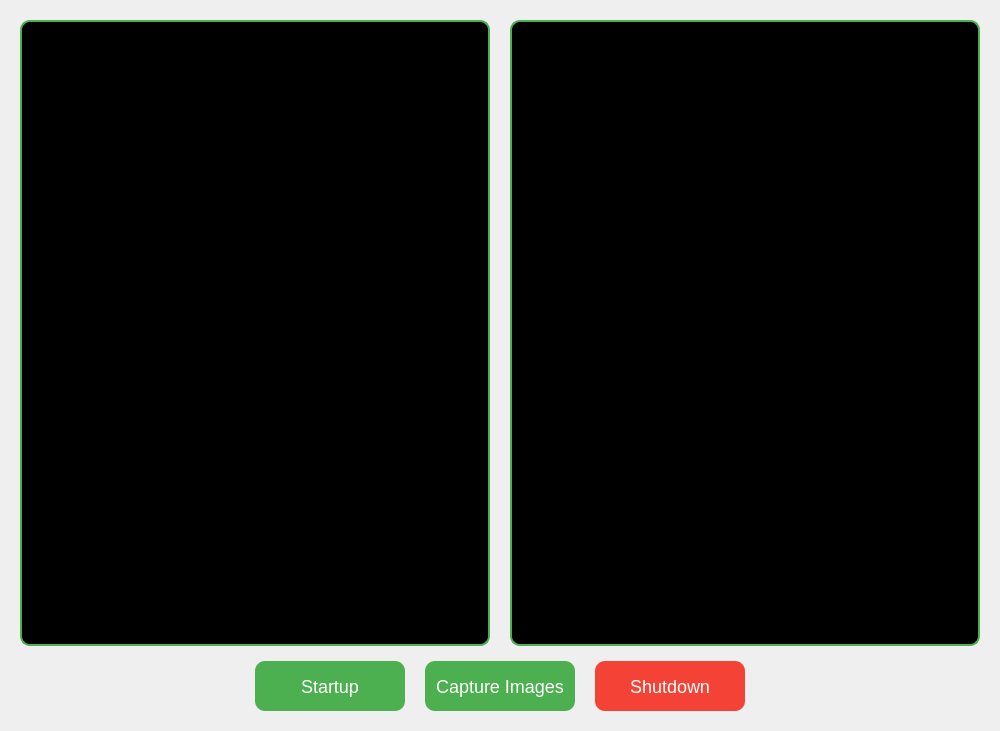
This is source_code/DAQ_System.ui in Lvjihong/DAQ_System as Qt 5 draws it before an edit. The edited form follows.
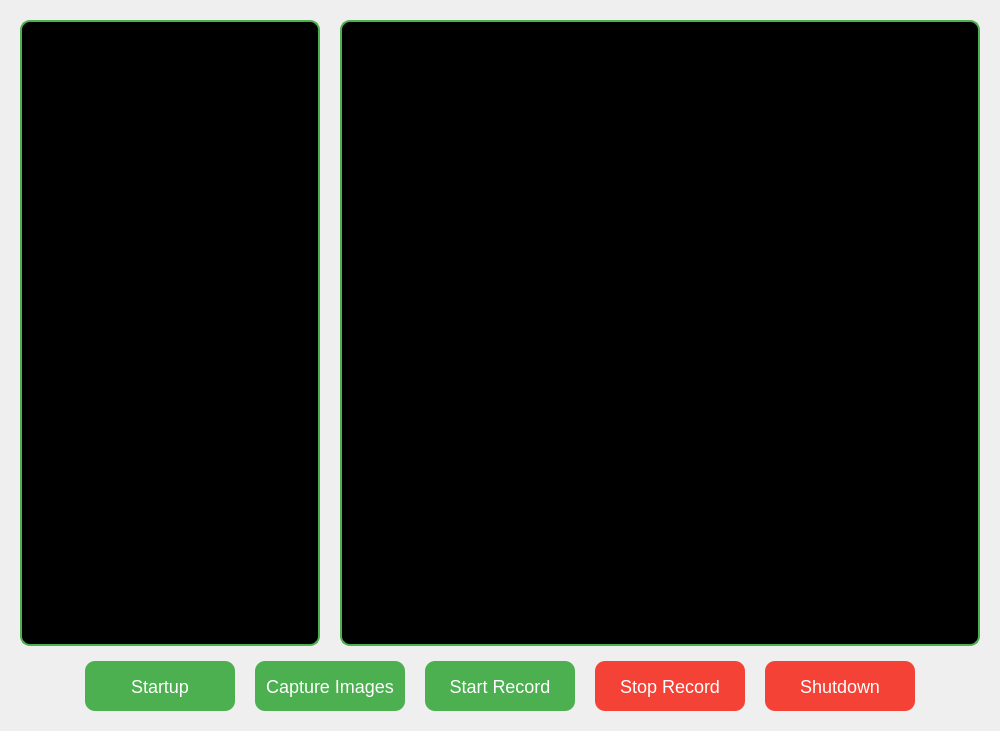
This is the edited form.

```diff
--- a/source_code/DAQ_System.ui
+++ b/source_code/DAQ_System.ui
@@ -30,12 +30,7 @@
     <number>20</number>
    </property>
    <item>
-    <layout class="QHBoxLayout" name="mainLayout" stretch="1,1">
-     <property name="spacing">
-      <number>20</number>
-     </property>
-     <item>
-      <layout class="QVBoxLayout" name="leftImageLayout" stretch="0">
+    <layout class="QHBoxLayout" name="mainLayout" stretch="2,5">
        <property name="spacing">
         <number>20</number>
        </property>
@@ -52,8 +47,6 @@
          </property>
         </widget>
        </item>
-      </layout>
-     </item>
      <item>
       <widget class="QLabel" name="mainView">
        <property name="minimumSize">
@@ -144,6 +137,60 @@
        </property>
       </widget>
      </item>
+     <item>
+      <widget class="QPushButton" name="btnStartRecord">
+       <property name="minimumSize">
+        <size>
+         <width>150</width>
+         <height>50</height>
+        </size>
+       </property>
+       <property name="styleSheet">
+        <string notr="true">
+         QPushButton {
+             background-color: #4CAF50;
+             color: white;
+             border-radius: 10px;
+             font-size: 18px;
+             padding: 10px;
+         }
+         QPushButton:hover {
+             background-color: #45a049;
+         }
+        </string>
+       </property>
+       <property name="text">
+        <string>Start Record</string>
+       </property>
+      </widget>
+     </item>
+     <item>
+      <widget class="QPushButton" name="btnStopRecord">
+       <property name="minimumSize">
+        <size>
+         <width>150</width>
+         <height>50</height>
+        </size>
+       </property>
+       <property name="styleSheet">
+        <string notr="true">
+         QPushButton {
+             background-color: #f44336;
+             color: white;
+             border-radius: 10px;
+             font-size: 18px;
+             padding: 10px;
+         }
+         QPushButton:hover {
+             background-color: #d32f2f;
+         }
+        </string>
+       </property>
+       <property name="text">
+        <string>Stop Record</string>
+       </property>
+      </widget>
+     </item>
      <item>
       <widget class="QPushButton" name="btnShutdown">
        <property name="minimumSize">
```
Lines whose indentation alone changed are shown as unchanged.
